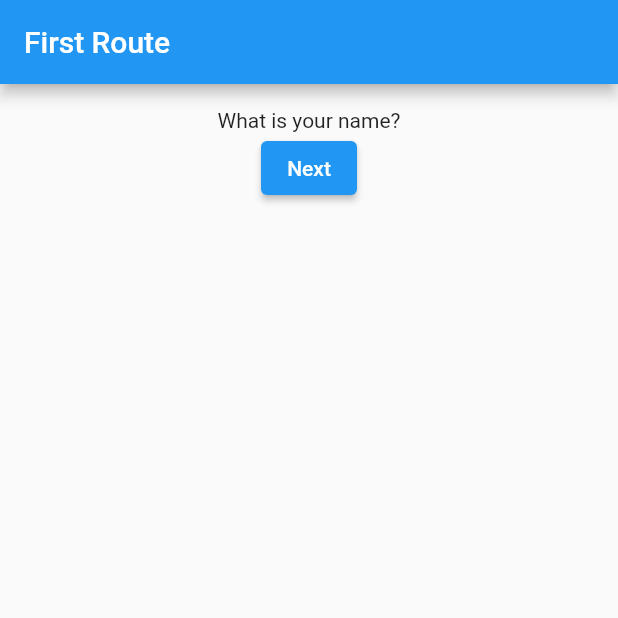
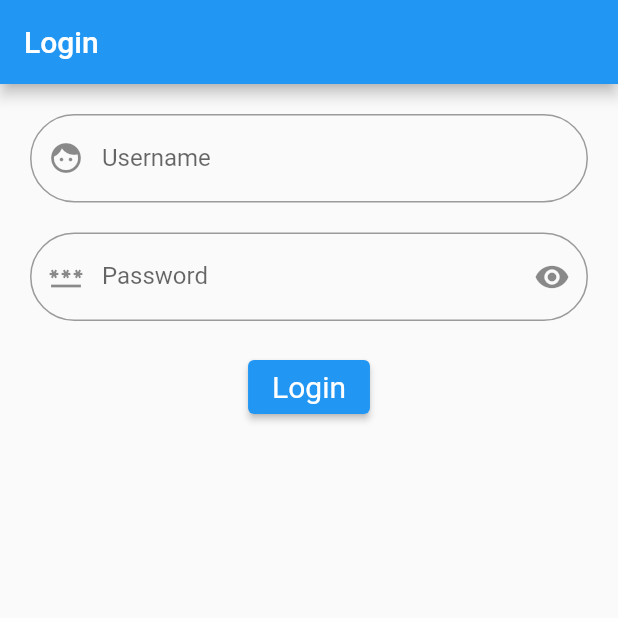
Before and after one commit to Junrapong/MobileDev, a Flutter app: the screen it shows after launch, on a phone screen of 412 x 824 dp, the top half of it. Run offline on Flutter 3.47's test engine with Material 2 defaults, Android fonts, the light colour scheme and no system bars.

Commit message:
example lab4

```diff
--- /dev/null
+++ b/myapp/lib/L1.dart
@@ -0,0 +1,137 @@
+import 'package:flutter/material.dart';
+import 'package:myapp/L2.dart';
+
+class Login_ extends StatefulWidget {
+  const Login_({super.key});
+
+  @override
+  State<Login_> createState() => _LoginState();
+}
+
+bool c = false;
+var account = [
+  {'username': 'James', 'password': 'a1b1'},
+  {'username': 'Lara', 'password': 'a2b2'},
+  {'username': '', 'password': ''},
+];
+
+String check(String username, String password) {
+  for (int i = 0; i < account.length; i++) {
+    if (username == account[i]['username'] &&
+        password == account[i]['password']) {
+      c = true;
+      return 'Welcome ${account[i]['username']}';
+    } else if (username == '' && password == '') {
+      c = false;
+      return '';
+    }
+  }
+  c = false;
+  return 'Wrong Username and Password';
+}
+
+class _LoginState extends State<Login_> {
+  String username = '';
+  String password = '';
+  String output = '';
+  bool _obscureText = true;
+  // bool c = false;
+  TextEditingController user = TextEditingController();
+  TextEditingController pass = TextEditingController();
+
+  @override
+  Widget build(BuildContext context) {
+    return Scaffold(
+      appBar: AppBar(
+        title: const Text('Login'),
+      ),
+      body: SafeArea(
+        child: Column(
+          children: [
+            Padding(
+              padding: const EdgeInsets.fromLTRB(20, 20, 20, 0),
+              child: Container(
+                child: TextField(
+                  controller: user,
+                  decoration: InputDecoration(
+                    labelText: 'Username',
+                    hintText: 'Username',
+                    prefixIcon: Icon(Icons.face),
+                    border: OutlineInputBorder(
+                      borderRadius: BorderRadius.circular(90.0),
+                    ),
+                  ),
+                ),
+              ),
+            ),
+            Padding(
+              padding: const EdgeInsets.fromLTRB(20, 20, 20, 0),
+              child: Container(
+                child: TextField(
+                  obscureText: _obscureText, //hint text
+                  controller: pass,
+                  decoration: InputDecoration(
+                    labelText: 'Password',
+                    hintText: 'Password',
+                    // filled: true,
+                    prefixIcon: Icon(Icons.password),
+                    suffixIcon: GestureDetector(
+                        onTap: () {
+                          setState(() {
+                            _obscureText = !_obscureText;
+                          });
+                        },
+                        child: Icon(_obscureText
+                            ? Icons.visibility
+                            : Icons.visibility_off) //hint text
+                        ),
+                    border: OutlineInputBorder(
+                      borderRadius: BorderRadius.circular(90.0),
+                    ),
+                  ),
+                ),
+              ),
+            ),
+            Padding(
+              padding: const EdgeInsets.fromLTRB(20, 20, 20, 0),
+              child: Container(
+                child: ElevatedButton(
+                  style: ElevatedButton.styleFrom(
+                      maximumSize: const Size.fromHeight(50),
+                      textStyle: TextStyle(fontSize: 20)),
+                  onPressed: () {
+                    if (user.text.isNotEmpty && pass.text.isNotEmpty) {
+                      setState(() {
+                        username = user.text;
+                        password = pass.text;
+                        output = check(username, password);
+                      });
+                    }
+                    if (c == true) {
+                      Navigator.pushReplacement(
+                          context,
+                          MaterialPageRoute(
+                              builder: ((context) => const Welcome_()),
+                              settings: RouteSettings(arguments: output)));
+                      // output = '';
+                    }
+
+                    user.clear();
+                    pass.clear();
+                  },
+                  child: const Text('Login'),
+                ),
+              ),
+            ),
+            Container(
+              child: Text(
+                check(username, password),
+                style: TextStyle(color: Colors.red),
+              ),
+            )
+          ],
+        ),
+      ),
+    );
+  }
+}
--- a/myapp/lib/main.dart
+++ b/myapp/lib/main.dart
@@ -1,4 +1,6 @@
 import 'package:flutter/material.dart';
+import 'package:myapp/L1.dart';
+import 'package:myapp/Lab3/login.dart';
 import 'package:myapp/Lab4/SimpleProfile.dart';
 import 'package:myapp/Lab4/app_interface.dart';
 import 'package:myapp/first.dart';
@@ -18,7 +20,7 @@ import 'input.dart';
 
 void main() {
   runApp(const MaterialApp(
-      home: First(),
+      home: Login_(),
       debugShowCheckedModeBanner: false //ทำให้ Debug หายไปชั่วคราว,
       ));
 }
```
Also changed, not shown: myapp/lib/L2.dart (added, +42 -0 lines).
